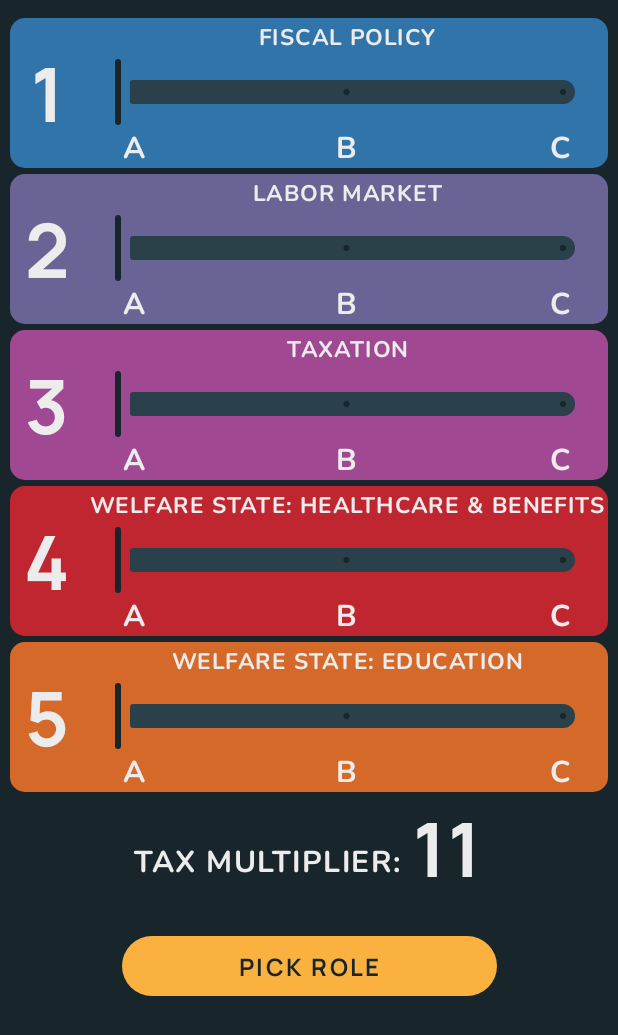
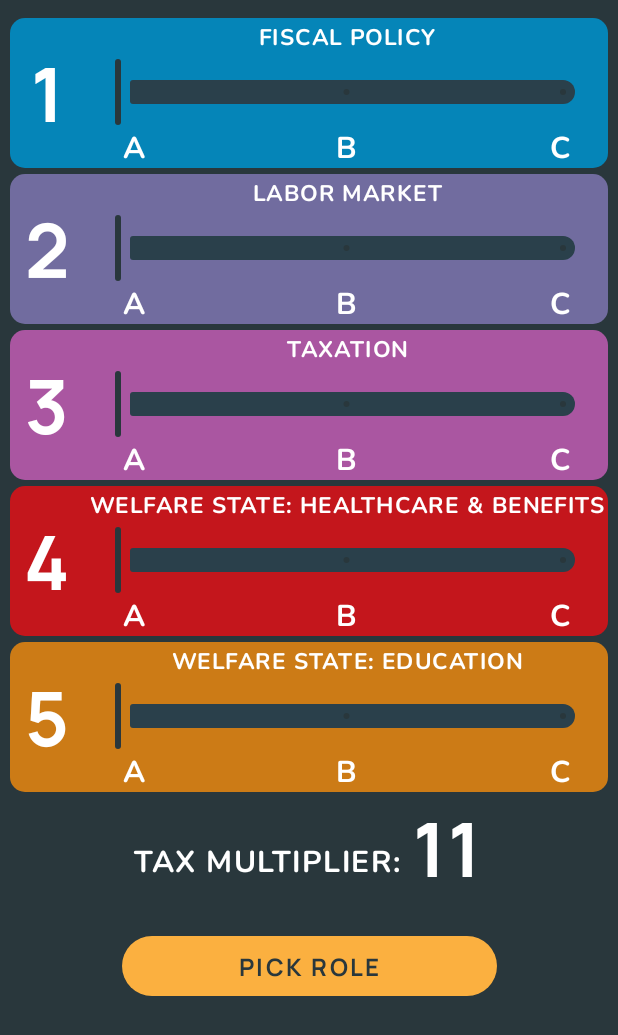
Before and after one commit to aloarte/HegemonyTaxes, an Android app built with Jetpack Compose: the screen it shows after launch (MainActivity), on a phone screen of 412 x 824 dp. Shown: the top 1035 px of the screen. Run offline under Robolectric (Android 15) with nearby library versions, the phone set to English and light mode, and no system bars; our stand-ins replace Dagger/Hilt's generated code.

Commit message:
Added real hegemony colors and a functions to calculate income tax

```diff
--- a/app/src/main/java/com/p4r4d0x/hegemonytaxes/domain_data/components/TaxCalculator.kt
+++ b/app/src/main/java/com/p4r4d0x/hegemonytaxes/domain_data/components/TaxCalculator.kt
@@ -1,4 +1,6 @@
 package com.p4r4d0x.hegemonytaxes.domain_data.components
+
+import com.p4r4d0x.hegemonytaxes.domain_data.exceptions.TaxException
 
 class TaxCalculator {
 
@@ -7,7 +9,21 @@ class TaxCalculator {
         welfareTaxMultiplier: Int,
         healthcareTaxIncrement: Int,
         educationTaxIncrement: Int
-    ) = baseTax +
-            (welfareTaxMultiplier * healthcareTaxIncrement) +
-            (welfareTaxMultiplier * educationTaxIncrement)
+    ): Int {
+        if (baseTax < 0 || welfareTaxMultiplier < 0 || healthcareTaxIncrement < 0 || educationTaxIncrement < 0) {
+            throw TaxException("Wrong values for the calculateTaxMultiplier operation. Values: $baseTax, $welfareTaxMultiplier, $healthcareTaxIncrement, $educationTaxIncrement")
+
+        } else {
+            return baseTax + (welfareTaxMultiplier * healthcareTaxIncrement) +
+                    (welfareTaxMultiplier * educationTaxIncrement)
+        }
+    }
+
+    fun calculateTaxIncome(incomeTax: Int, population: Int): Int {
+        if (incomeTax < 1 || population < 1) {
+            throw TaxException("Wrong values for the calculateTaxIncome operation. Values: $incomeTax, $population")
+        } else {
+            return incomeTax * population
+        }
+    }
 }
--- a/app/src/main/java/com/p4r4d0x/hegemonytaxes/domain_data/datasource/PoliciesDatasource.kt
+++ b/app/src/main/java/com/p4r4d0x/hegemonytaxes/domain_data/datasource/PoliciesDatasource.kt
@@ -9,6 +9,8 @@ interface PoliciesDatasource {
 
     fun getWelfareIncrement(policyState: PolicyState):Int
 
+    fun getIncomeTax(laborMarketState:PolicyState, taxationState: PolicyState):Int
+
     fun getPoliciesData():List<PolicyData>
 
 }
--- /dev/null
+++ b/app/src/main/java/com/p4r4d0x/hegemonytaxes/domain_data/model/TaxIncomeData.kt
@@ -0,0 +1,6 @@
+package com.p4r4d0x.hegemonytaxes.domain_data.model
+
+data class TaxIncomeData(
+    val laborMarket: PolicyData,
+    val taxation: PolicyData
+)
--- a/app/src/main/java/com/p4r4d0x/hegemonytaxes/domain_data/model/TaxMultiplierData.kt
+++ b/app/src/main/java/com/p4r4d0x/hegemonytaxes/domain_data/model/TaxMultiplierData.kt
@@ -1,6 +1,6 @@
 package com.p4r4d0x.hegemonytaxes.domain_data.model
 
-class TaxMultiplierData(
+data class TaxMultiplierData(
     val taxation: PolicyData,
     val weHealthcare: PolicyData,
     val weEducation: PolicyData
--- a/app/src/main/java/com/p4r4d0x/hegemonytaxes/domain_data/repository/TaxRepository.kt
+++ b/app/src/main/java/com/p4r4d0x/hegemonytaxes/domain_data/repository/TaxRepository.kt
@@ -6,4 +6,6 @@ interface TaxRepository {
 
     fun calculateTaxMultiplier(policies:List<PolicyData>):Int
 
+    fun calculateIncomeTax(policies:List<PolicyData>,population: Int):Int
+
 }
--- a/app/src/main/java/com/p4r4d0x/hegemonytaxes/presenter/roles/RolesScreen.kt
+++ b/app/src/main/java/com/p4r4d0x/hegemonytaxes/presenter/roles/RolesScreen.kt
@@ -71,7 +71,7 @@ fun RolesDescription(state: UiState) {
                 modifier = Modifier.align(Alignment.TopCenter),
                 textInit = "Based on the current policies the tax multiplier is ",
                 coloredText1 = state.taxMultiplier.toString(),
-                textMid = ". The policies stays at ",
+                textMid = ". The taxation and labor market policies stays at ",
                 coloredText2 = policiesSummary,
                 endText = ". This values will be used in the next tax calculations.",
                 highlightColor = Orange,
--- a/app/src/main/java/com/p4r4d0x/hegemonytaxes/ui/theme/Color.kt
+++ b/app/src/main/java/com/p4r4d0x/hegemonytaxes/ui/theme/Color.kt
@@ -10,32 +10,36 @@ val Purple40 = Color(0xFF6650a4)
 val PurpleGrey40 = Color(0xFF625b71)
 val Pink40 = Color(0xFF7D5260)
 
-val Red = Color(0xFFE32F27)
-val Yellow = Color (0xFFF6BE21)
-val Blue = Color (0xFF0189CC)
-val Grey = Color (0xFFA6A7AB)
+val Red = Color(0xFFed1d24)
+val LightRed = Color(0xFFfcd3c1)
+val LighterRed = Color(0xFFfef1eb)
+val Yellow = Color (0xFFffc20e)
+val LightYellow = Color(0xFFffe9ba)
+val LighterYellow = Color(0xFFfff6e4)
+val Blue = Color (0xFF0089cf)
+val LightBlue = Color(0xFFc7ddf3)
+val LighterBlue = Color(0xFFeef4fb)
+val Grey = Color (0xFF939598)
+val LightGrey = Color(0xFFbcbec0)
+val LighterGrey = Color(0xFFe6e7e8)
 
-val Orange = Color(0xFFFAB140)
-val DarkGrey = Color(0XFF18252B)
+
+val Orange = Color(0xFFfbb040)
+val DarkGrey = Color(0XFF29373c)
 val MidDarkGrey = Color(0xFF2A404B)
-val MidGrey = Color(0xFF487073)
-val LightGrey = Color(0xFF6CA9AE)
+
+
+val White = Color(0xFFffffff)
 
 
 
-
-
-val White = Color(0xFFEDECED)
-
-
-
-val FiscalPolicy = Color(0xFF3074A9)
-val LaborMarket = Color(0xFF6A6395)
-val Taxation = Color(0xFFA14893)
-val WEHealthcare = Color(0xFFC02630)
-val WEEducation = Color(0xFFD5692A)
-val ForeignTrade = Color(0xFFA47D5F)
-val Immigration = Color(0xFF626168)
+val FiscalPolicy = Color(0xFF0585b8)
+val LaborMarket = Color(0xFF716c9f)
+val Taxation = Color(0xFFaa56a1)
+val WEHealthcare = Color(0xFFc4161c)
+val WEEducation = Color(0xFFcc7b16)
+val ForeignTrade = Color(0xFFa3815a)
+val Immigration = Color(0xFF6e6d72)
 
 
 
```
Also changed, not shown: app/src/main/java/com/p4r4d0x/hegemonytaxes/domain_data/datasource/impl/PoliciesDatasourceImpl.kt (+36 -1 lines), app/src/main/java/com/p4r4d0x/hegemonytaxes/domain_data/repository/impl/TaxRepositoryImpl.kt (+23 -3 lines), app/src/main/java/com/p4r4d0x/hegemonytaxes/domain_data/utils/Constants.kt (+9 -0 lines), app/src/main/java/com/p4r4d0x/hegemonytaxes/domain_data/utils/DataDomainExtensions.kt (+14 -2 lines), 4 other files.
